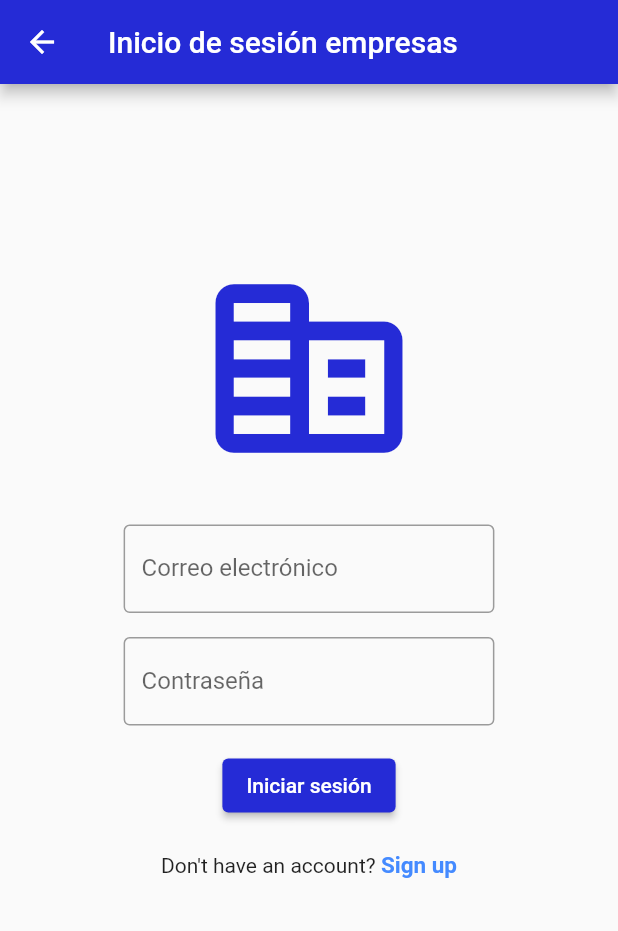
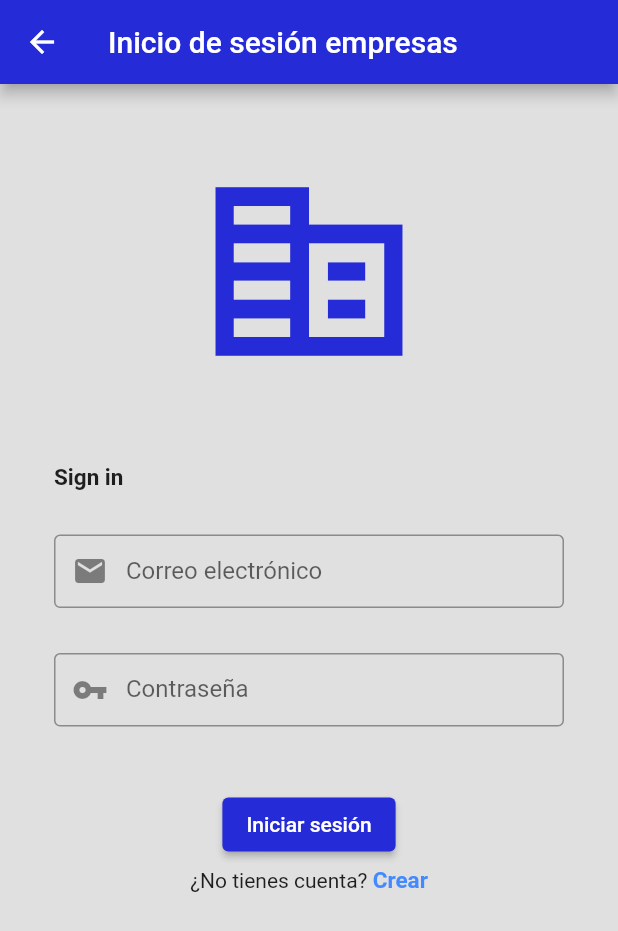
Before and after one commit to GiovanniNoRocket/Qr_Original, a Flutter app: the HomeScreen screen opened directly, after a tap on "Iniciar Sesión", on a phone screen of 412 x 824 dp. Shown: the top 931 px of the screen. Run offline on Flutter 3.47's test engine with Material 2 defaults, Android fonts, the light colour scheme and no system bars; missing offline and left inert: qr_code_scanner.

```diff
--- a/lib/controllers/company_login_controller.dart
+++ b/lib/controllers/company_login_controller.dart
@@ -1,5 +1,6 @@
 import 'package:flutter/material.dart';
 import 'package:qr_original/views/company_login_view.dart';
+
 
 class LoginController extends StatefulWidget {
   @override
--- a/lib/main.dart
+++ b/lib/main.dart
@@ -1,6 +1,5 @@
 import 'package:flutter/material.dart';
 import 'package:qr_original/views/home_page.dart';
-import 'package:qr_original/views/product_new.dart';
 
 void main() {
   runApp(MyApp());
@@ -15,7 +14,7 @@ class MyApp extends StatelessWidget {
           colorScheme: ColorScheme.fromSwatch().copyWith(
         primary: Color.fromARGB(255, 37, 43, 214),
       )),
-      home: registrarProducto(),
+      home: HomeScreen(),
     );
   }
 }
--- a/lib/views/company_login_view.dart
+++ b/lib/views/company_login_view.dart
@@ -1,5 +1,5 @@
 import 'package:flutter/material.dart';
-import 'package:qr_original/views/company_register.dart';
+import 'package:qr_original/controllers/company_register_controller.dart';
 
 class LoginView extends StatelessWidget {
   final TextEditingController emailController;
@@ -8,7 +8,7 @@ class LoginView extends StatelessWidget {
   final bool isPasswordValid;
   final VoidCallback loginPressed;
 
-  LoginView({
+  const LoginView({
     required this.emailController,
     required this.passwordController,
     required this.isEmailValid,
@@ -21,64 +21,82 @@ class LoginView extends StatelessWidget {
     double widthDevice = MediaQuery.of(context).size.width;
     return Scaffold(
       appBar: AppBar(
-        title: Text('Inicio de sesión empresas'),
+        title: const Text('Inicio de sesión empresas'),
       ),
-      body: Padding(
-        padding: EdgeInsets.all(16.0),
+      backgroundColor: Colors.grey[300],
+      body: SingleChildScrollView(
+        padding: const EdgeInsets.all(36.0),
         child: Column(
           crossAxisAlignment: CrossAxisAlignment.center,
           children: [
-            SizedBox(height: MediaQuery.of(context).size.height * 0.12),
-            Icon(
-              Icons.corporate_fare_rounded,
+            SizedBox(height: MediaQuery.of(context).size.height * 0.017),
+            const Icon(
+              Icons.corporate_fare,
               color: Color.fromARGB(255, 37, 43, 214),
               size: 150,
             ),
+            SizedBox(height: MediaQuery.of(context).size.height * 0.065),
+            const Row(
+              mainAxisAlignment: MainAxisAlignment.start,
+              children: <Widget>[
+                Text(
+                  'Sign in',
+                  style: TextStyle(
+                    fontSize: 15,
+                    fontWeight: FontWeight.bold,
+                  ),
+                ),
+              ],
+            ),
             SizedBox(height: MediaQuery.of(context).size.height * 0.035),
             SizedBox(
-              width: MediaQuery.of(context).size.width * 0.6,
+              width: MediaQuery.of(context).size.width * 0.91,
               child: TextField(
                 controller: emailController,
                 decoration: InputDecoration(
+                  prefixIcon: const Icon(Icons.email),
+                  contentPadding: const EdgeInsets.fromLTRB(20, 15, 20, 15),
                   labelText: 'Correo electrónico',
-                  border: OutlineInputBorder(),
+                  border: const OutlineInputBorder(),
                   errorText:
                       isEmailValid ? null : 'Correo electrónico inválido',
                 ),
               ),
             ),
-            SizedBox(height: 16, width: widthDevice),
+            SizedBox(height: 30, width: widthDevice),
             SizedBox(
-              width: MediaQuery.of(context).size.width * 0.6,
+              width: MediaQuery.of(context).size.width * 0.91,
               child: TextField(
                 controller: passwordController,
                 decoration: InputDecoration(
+                    prefixIcon: const Icon(Icons.vpn_key),
+                    contentPadding: const EdgeInsets.fromLTRB(20, 15, 20, 15),
                     labelText: 'Contraseña',
                     errorText: isPasswordValid ? null : 'Contraseña inválida',
-                    border: OutlineInputBorder()),
+                    border: const OutlineInputBorder()),
                 obscureText: true,
               ),
             ),
-            SizedBox(height: 16.0),
+            SizedBox(height: MediaQuery.of(context).size.height * 0.050),
             ElevatedButton(
               onPressed: loginPressed,
-              child: Text('Iniciar sesión'),
+              child: const Text('Iniciar sesión'),
             ),
-            SizedBox(height: 20.0),
+            SizedBox(height: MediaQuery.of(context).size.height * 0.005),
             Row(
               mainAxisAlignment: MainAxisAlignment
                   .center, // Alineación de los botones y espacio entre ellos
               children: <Widget>[
-                const Text("Don't have an account? "),
+                const Text("¿No tienes cuenta? "),
                 GestureDetector(
                   onTap: () {
                     Navigator.push(
                         context,
                         MaterialPageRoute(
-                            builder: (context) => const signUp()));
+                            builder: (context) => RegisterController()));
                   },
                   child: const Text(
-                    "Sign up",
+                    "Crear",
                     style: TextStyle(
                         color: Colors.blueAccent,
                         fontWeight: FontWeight.bold,
--- a/lib/views/home_page.dart
+++ b/lib/views/home_page.dart
@@ -13,7 +13,7 @@ class _HomeScreenState extends State<HomeScreen> {
   @override
   Widget build(BuildContext context) {
     return Scaffold(
-      appBar: AppBar(title: Text('Qr Original')),
+      appBar: AppBar(title: const Text('Qr Original')),
       body: Center(
         child: Column(
           mainAxisAlignment: MainAxisAlignment.center,
@@ -26,11 +26,11 @@ class _HomeScreenState extends State<HomeScreen> {
                       builder: (context) => QRScanScreenController()),
                 );
               },
-              icon: Icon(Icons.qr_code_scanner,
+              icon: const Icon(Icons.qr_code_scanner,
                   color: Color.fromARGB(255, 37, 43, 214)),
               iconSize: 200,
             ),
-            SizedBox(height: 20),
+            const SizedBox(height: 20),
             ElevatedButton(
                 onPressed: () {
                   Navigator.push(
@@ -38,17 +38,17 @@ class _HomeScreenState extends State<HomeScreen> {
                     MaterialPageRoute(builder: (context) => LoginController()),
                   );
                 },
-                child: Text('Iniciar Sesión'),
+                child: const Text('Iniciar Sesión'),
                 style: ElevatedButton.styleFrom(
-                  primary: Color.fromARGB(255, 37, 43, 214),
-                  padding: EdgeInsets.symmetric(horizontal: 50, vertical: 20),
+                  primary: const Color.fromARGB(255, 37, 43, 214),
+                  padding: const EdgeInsets.symmetric(horizontal: 50, vertical: 20),
                   textStyle:
-                      TextStyle(fontSize: 15, fontWeight: FontWeight.bold),
+                      const TextStyle(fontSize: 15, fontWeight: FontWeight.bold),
                 )),
-            SizedBox(height: 60),
+            const SizedBox(height: 60),
             Text(
               'Resultado del escaneo: ${qrResult ?? 'No se ha escaneado nada'}',
-              style: TextStyle(fontSize: 20),
+              style: const TextStyle(fontSize: 20),
             ),
           ],
         ),
--- a/lib/views/qr_scan_screen_view.dart
+++ b/lib/views/qr_scan_screen_view.dart
@@ -16,7 +16,7 @@ class QRScanScreenView extends StatelessWidget {
   Widget build(BuildContext context) {
     return Scaffold(
       appBar: AppBar(
-        title: Text('Qr Original'),
+        title: const Text('Qr Original'),
       ),
       body: Stack(
         children: [
```
Also changed, not shown: lib/views/company_register.dart (+145 -214 lines), pubspec.lock, 1 other file.
